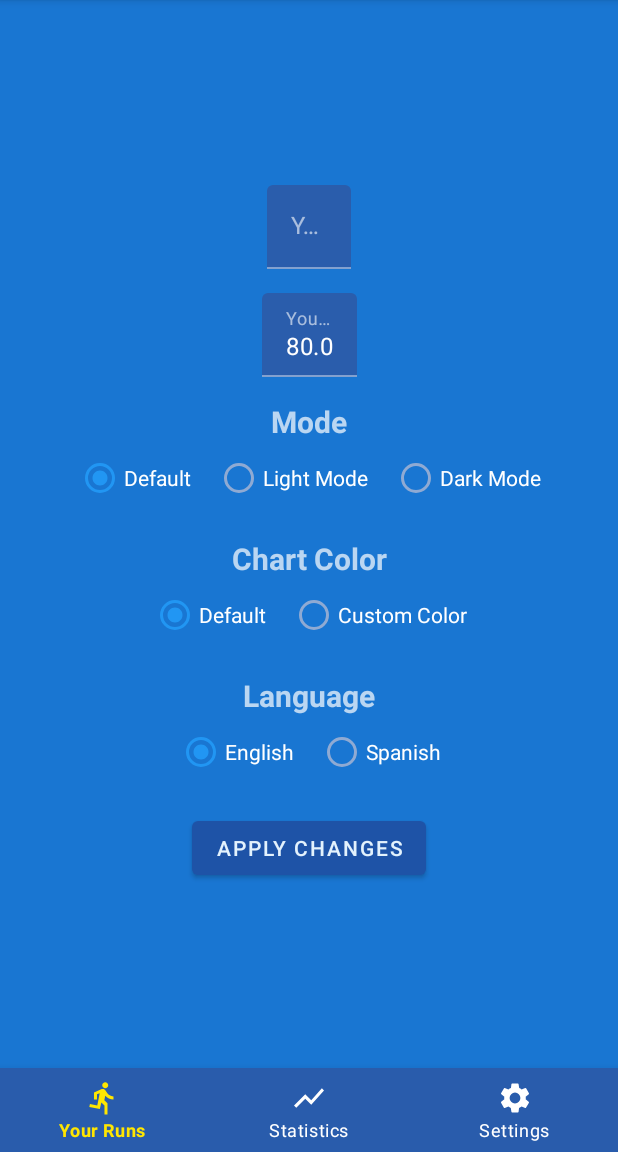
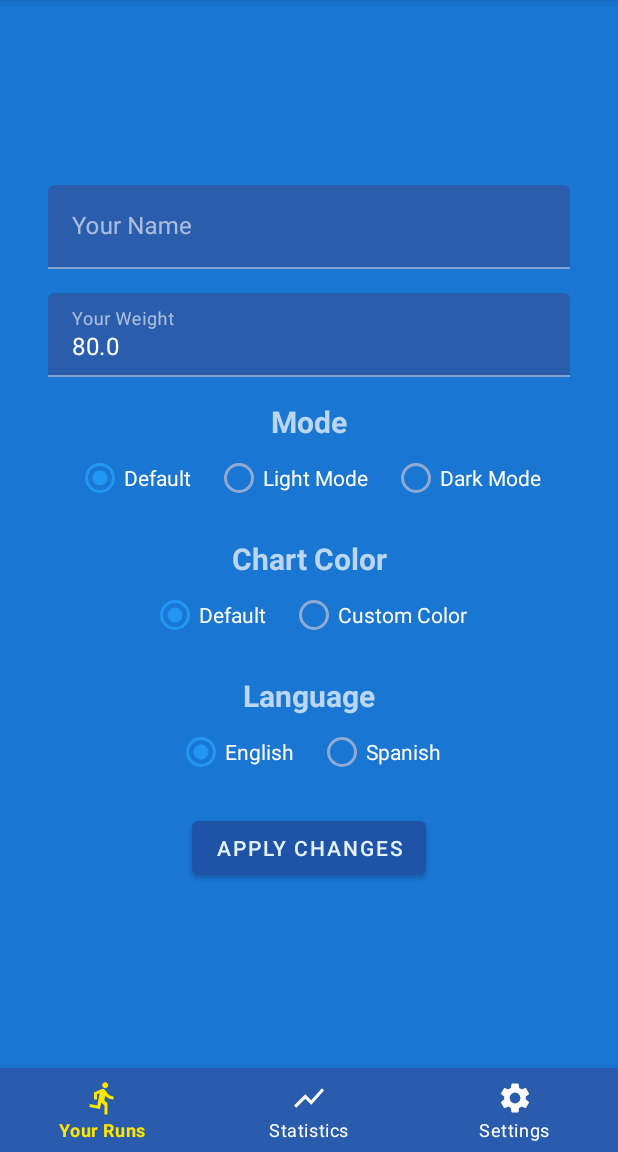
Before and after one commit to TyGBenjamin/Running_App, an Android app built with Jetpack Compose: the SettingsFragment screen opened through its navigation route, on a phone screen of 412 x 824 dp, the part 84-1236 px from its top. Run offline under Robolectric (Android 15) with nearby library versions, the phone set to English and light mode, and no system bars; our stand-ins replace Dagger/Hilt's generated code, navigation-ui; libraries missing offline, so code that uses them is left out: com.skydoves.colorpickerview; 2 statements that could not run were skipped.

Commit message:
Fixed input bars on settings screen

```diff
--- a/app/src/main/res/layout/fragment_settings.xml
+++ b/app/src/main/res/layout/fragment_settings.xml
@@ -4,7 +4,6 @@
     xmlns:tools="http://schemas.android.com/tools"
     android:layout_width="match_parent"
     android:layout_height="match_parent"
-    android:layout_centerVertical="true"
     android:padding="16dp"
     app:layout_constraintBottom_toBottomOf="parent"
     app:layout_constraintTop_toTopOf="parent">
@@ -17,7 +16,7 @@
 
         <com.google.android.material.textfield.TextInputLayout
             android:id="@+id/tilName"
-            android:layout_width="wrap_content"
+            android:layout_width="match_parent"
             android:layout_height="wrap_content"
             app:layout_constraintEnd_toEndOf="parent"
             app:layout_constraintStart_toStartOf="parent"
@@ -27,6 +26,7 @@
                 android:id="@+id/etName"
                 android:layout_width="match_parent"
                 android:layout_height="wrap_content"
+                android:layout_marginHorizontal="16dp"
                 android:ems="10"
                 android:hint="@string/your_name"
                 android:inputType="textPersonName" />
@@ -35,7 +35,7 @@
 
         <com.google.android.material.textfield.TextInputLayout
             android:id="@+id/tilWeight"
-            android:layout_width="wrap_content"
+            android:layout_width="match_parent"
             android:layout_height="wrap_content"
             android:layout_marginTop="16dp"
             app:layout_constraintEnd_toEndOf="parent"
@@ -47,6 +47,7 @@
                 android:id="@+id/etWeight"
                 android:layout_width="match_parent"
                 android:layout_height="wrap_content"
+                android:layout_marginHorizontal="16dp"
                 android:ems="10"
                 android:hint="@string/your_weight"
                 android:inputType="numberDecimal" />
```
